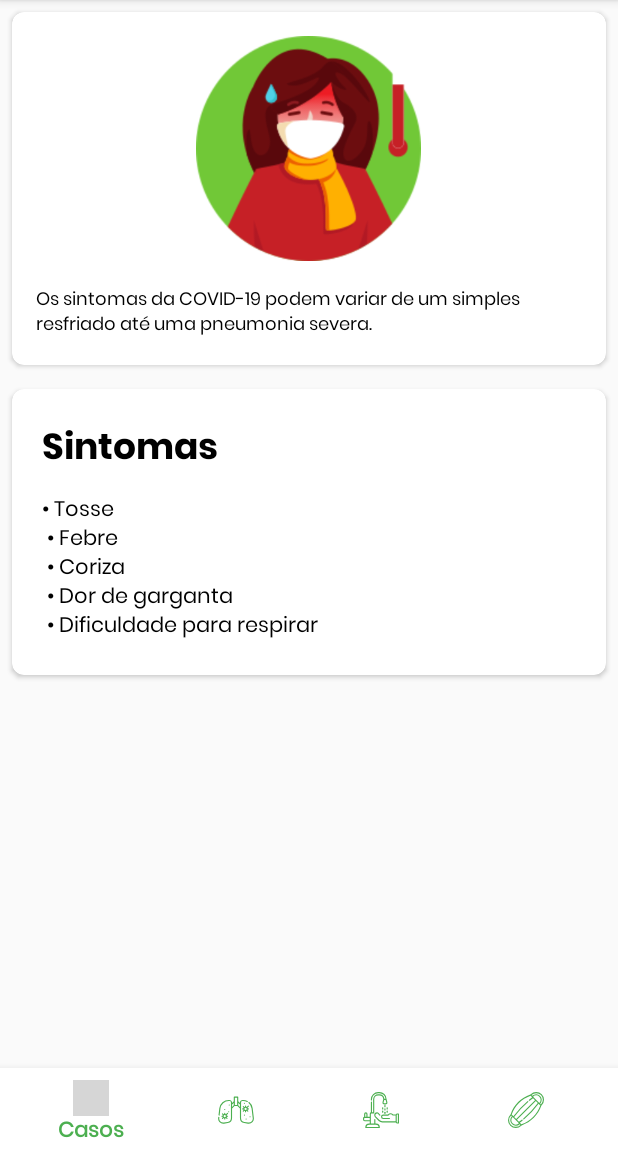
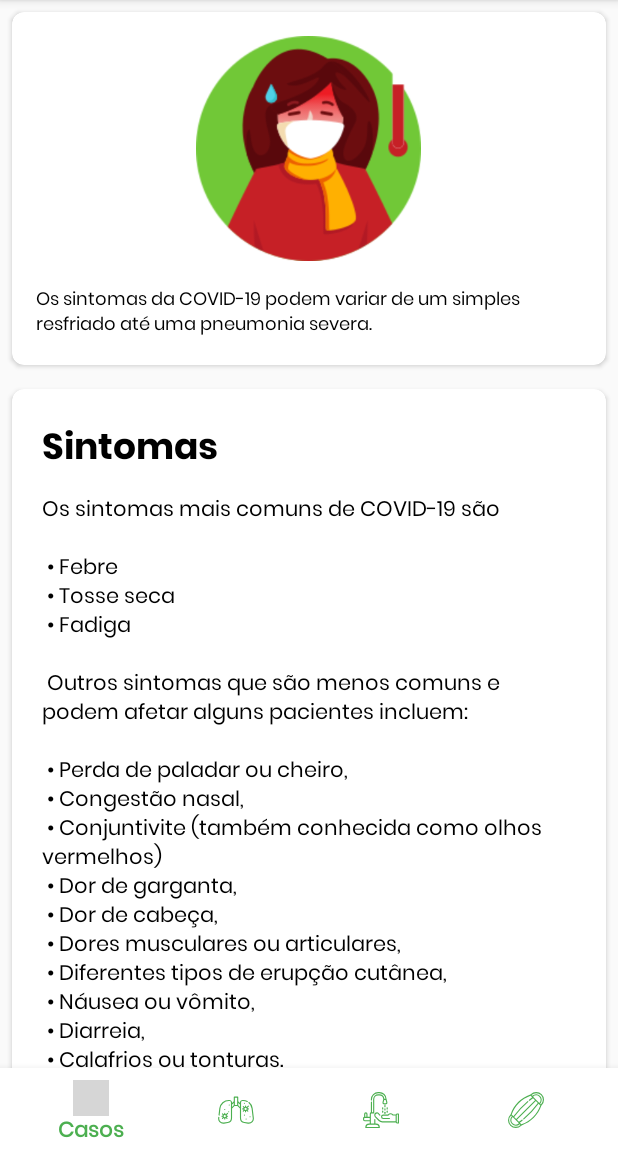
Before and after one commit to Vitor238/Covid19-Brasil, an Android app: the fragment SymptomsFragment placed in its activity, on a phone screen of 412 x 824 dp, the part 84-1236 px from its top. Run offline under Robolectric (Android 15) with nearby library versions, the phone set to English and light mode, and no system bars; grey boxes are pictures that could not be loaded.

Commit message:
Sintomas atualizados

```diff
--- a/app/build.gradle
+++ b/app/build.gradle
@@ -13,7 +13,7 @@ android {
         minSdkVersion 18
         targetSdkVersion 30
         versionCode 1
-        versionName "1.0.2"
+        versionName "1.0.3"
 
         testInstrumentationRunner "androidx.test.runner.AndroidJUnitRunner"
     }
--- a/app/src/main/res/layout/fragment_symptoms.xml
+++ b/app/src/main/res/layout/fragment_symptoms.xml
@@ -25,6 +25,7 @@
                 android:padding="16dp">
 
                 <ImageView
+                    android:contentDescription="@null"
                     android:id="@+id/imageView"
                     android:layout_width="150dp"
                     android:layout_height="150dp"
@@ -64,7 +65,7 @@
                     android:layout_width="match_parent"
                     android:layout_height="wrap_content"
                     android:layout_margin="4dp"
-                    android:text="@string/symptomps_list"/>
+                    android:text="@string/symptoms_info" />
             </LinearLayout>
         </androidx.cardview.widget.CardView>
 
@@ -72,20 +73,3 @@
 
 
 </androidx.core.widget.NestedScrollView>
-
-    <!--<?xml version="1.0" encoding="utf-8"?>-->
-    <!--<FrameLayout xmlns:android="http://schemas.android.com/apk/res/android"-->
-    <!--    xmlns:tools="http://schemas.android.com/tools"-->
-    <!--    android:layout_width="match_parent"-->
-    <!--    android:layout_height="match_parent"-->
-    <!--    tools:context=".fragment.SintomasFragment">-->
-
-    <!--    <androidx.recyclerview.widget.RecyclerView-->
-    <!--        android:id="@+id/recyclerViewSintomas"-->
-    <!--        android:layout_width="match_parent"-->
-    <!--        android:layout_height="match_parent"-->
-    <!--        tools:listitem="@layout/item_links">-->
-
-    <!--    </androidx.recyclerview.widget.RecyclerView>-->
-
-    <!--</FrameLayout>-->
--- a/app/src/main/res/values/strings.xml
+++ b/app/src/main/res/values/strings.xml
@@ -10,12 +10,44 @@
     <string name="covid_description">COVID-19 (do inglês Coronavirus Disease 2019) é uma doença infeciosa causada pelo coronavírus da síndrome respiratória aguda grave 2 (SARS-CoV-2).</string>
     <string name="symptoms_description">Os sintomas da COVID-19 podem variar de um simples resfriado até uma pneumonia severa.</string>
     <string name="prevention_description">Saber como prevenir a COVID 19 e como ela é transmitida é uma ferramenta importante no combate à doença. Veja como:</string>
-    <string name="symptomps_list">
-        \u2022 Tosse \n
+    <string name="symptoms_info">
+        Os sintomas mais comuns de COVID-19 são \n
+        \n
         \u2022 Febre \n
-        \u2022 Coriza \n
-        \u2022 Dor de garganta\n
-        \u2022 Dificuldade para respirar
+        \u2022 Tosse seca \n
+        \u2022 Fadiga \n
+        \n
+        Outros sintomas que são menos comuns e podem afetar alguns pacientes incluem: \n
+        \n
+        \u2022 Perda de paladar ou cheiro, \n
+        \u2022 Congestão nasal, \n
+        \u2022 Conjuntivite (também conhecida como olhos vermelhos) \n
+        \u2022 Dor de garganta, \n
+        \u2022 Dor de cabeça, \n
+        \u2022 Dores musculares ou articulares, \n
+        \u2022 Diferentes tipos de erupção cutânea, \n
+        \u2022 Náusea ou vômito, \n
+        \u2022 Diarreia, \n
+        \u2022 Calafrios ou tonturas. \n
+        \n
+        Os sintomas geralmente são leves. Algumas pessoas ficam infectadas, mas apresentam apenas sintomas leves ou nenhum sintoma. \n
+        \n
+        Os sintomas de doença COVID ‐ 19 grave incluem: \n
+        \u2022 Falta de ar, \n
+        \u2022 Perda de apetite, \n
+        \u2022 Confusão, \n
+        \u2022 Dor ou pressão persistente no peito, \n
+        \u2022 Febre alta (acima de 38 ° C). \n
+        \n
+        Outros sintomas menos comuns são: \n
+        \n
+        \u2022 Irritabilidade, \n
+        \u2022 Confusão, \n
+        \u2022 Consciência reduzida (às vezes associada a convulsões), \n
+        \u2022 Ansiedade, \n
+        \u2022 Depressão, \n
+        \u2022 Distúrbios do sono, \n
+        \u2022 Complicações neurológicas mais graves e raras, como derrames, inflamação do cérebro, delírio e danos nos nervos. \n
     </string>
     <string name="transmission_list">
         A transmissão acontece de uma pessoa doente para outra ou por contato próximo por meio de: \n
```
Also changed, not shown: 1 other file.
